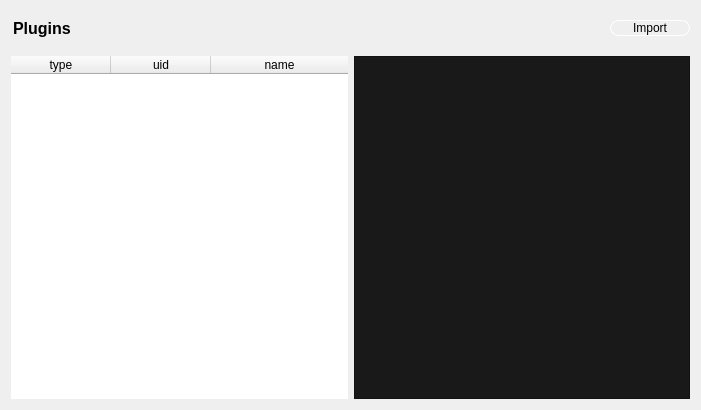
Qt form src/gui/forms/pluginspage.ui (evoplex/evoplex) before a commit.
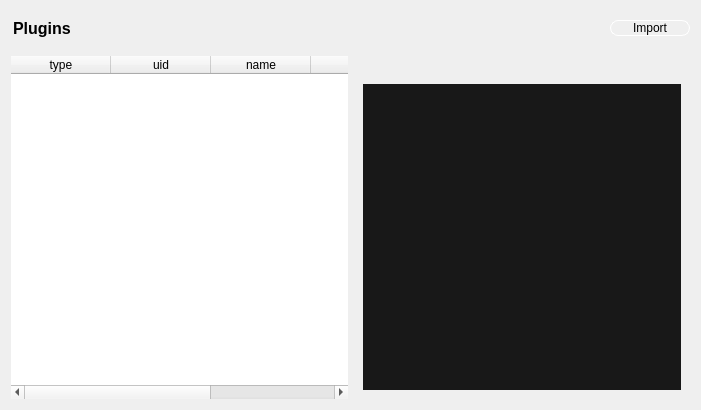
The same form after that commit.

```diff
--- a/src/gui/forms/pluginspage.ui
+++ b/src/gui/forms/pluginspage.ui
@@ -128,13 +128,43 @@
          <string>name</string>
         </property>
        </column>
+       <column>
+        <property name="text">
+         <string> </string>
+        </property>
+       </column>
+       <column>
+        <property name="text">
+         <string> </string>
+        </property>
+       </column>
       </widget>
      </item>
      <item>
-      <widget class="QTextBrowser" name="browser">
-       <property name="styleSheet">
-        <string notr="true">background-color: rgb(25, 25, 25);</string>
+      <widget class="QDockWidget" name="dockBrowser">
+       <property name="features">
+        <set>QDockWidget::NoDockWidgetFeatures</set>
        </property>
+       <property name="allowedAreas">
+        <set>Qt::RightDockWidgetArea</set>
+       </property>
+       <widget class="QWidget" name="dockWidgetContents_3">
+        <layout class="QVBoxLayout" name="verticalLayout_3">
+         <item>
+          <widget class="QTextBrowser" name="browser">
+           <property name="styleSheet">
+            <string notr="true">background-color: rgb(24, 24, 24);</string>
+           </property>
+           <property name="frameShape">
+            <enum>QFrame::NoFrame</enum>
+           </property>
+           <property name="lineWidth">
+            <number>0</number>
+           </property>
+          </widget>
+         </item>
+        </layout>
+       </widget>
       </widget>
      </item>
     </layout>
```
Left out of the diff: 2 changed lines with no effect on the pictures.
